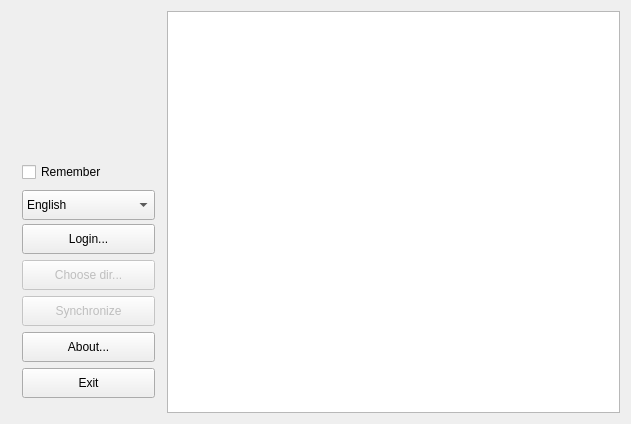
Old version of the form src/ui/mainwindow.ui in the repository DenisMedved/vkaudiosync.
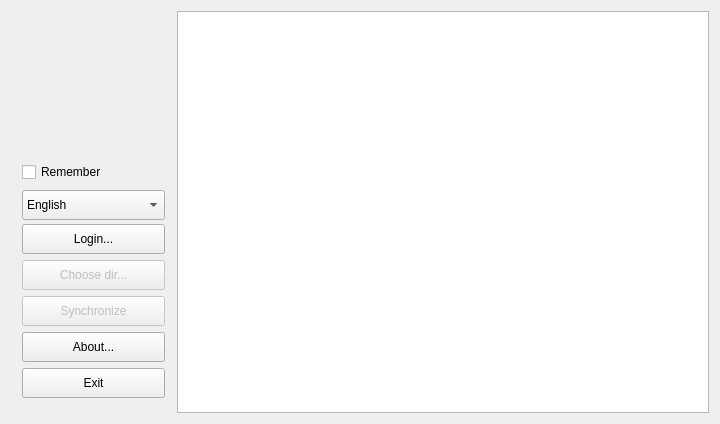
New version of the form. Icons and pictures are not drawn. Custom widgets are drawn as their Qt base class.

The edit to the form file:
```diff
--- a/src/ui/mainwindow.ui
+++ b/src/ui/mainwindow.ui
@@ -6,10 +6,16 @@
    <rect>
     <x>0</x>
     <y>0</y>
-    <width>631</width>
+    <width>720</width>
     <height>424</height>
    </rect>
   </property>
+  <property name="minimumSize">
+   <size>
+    <width>13</width>
+    <height>0</height>
+   </size>
+  </property>
   <property name="windowTitle">
    <string>VKAudioSync</string>
   </property>
@@ -47,6 +53,12 @@
           <height>0</height>
          </size>
         </property>
+        <property name="maximumSize">
+         <size>
+          <width>165</width>
+          <height>16777215</height>
+         </size>
+        </property>
         <property name="layoutDirection">
          <enum>Qt::LeftToRight</enum>
         </property>
```
